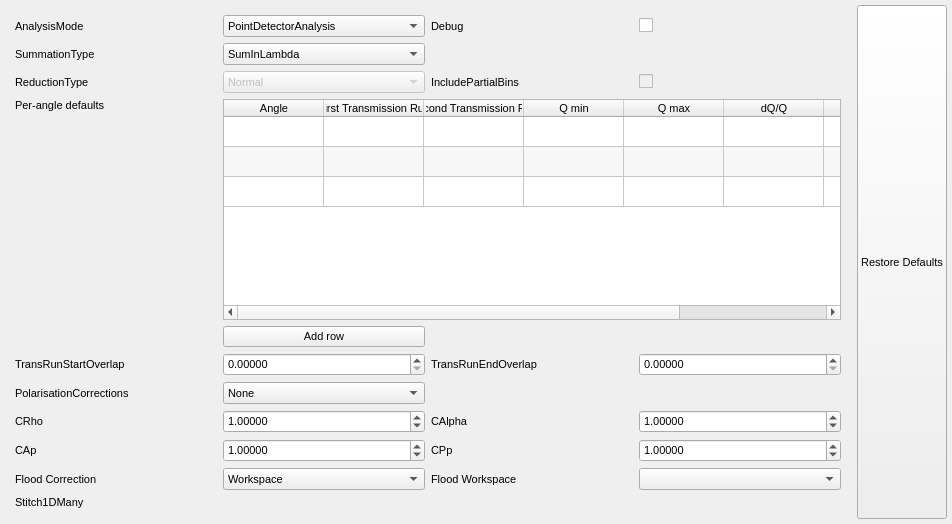
Above: qt/scientific_interfaces/ISISReflectometry/GUI/Experiment/ExperimentWidget.ui from mantidproject/mantid before the change. Below: the same form after it.
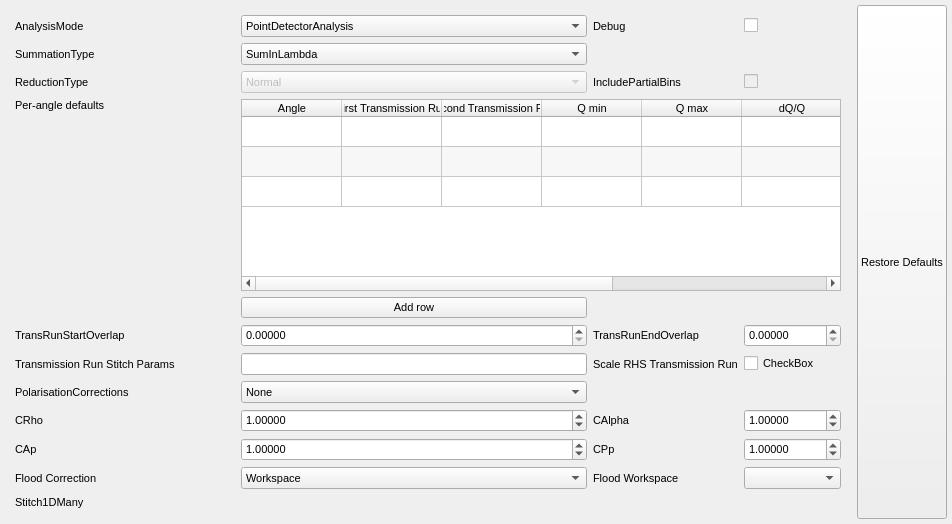
That is the form after the change. Custom widgets are drawn as their Qt base class.

Commit message:
Add new transmission property inputs to widget
Re #26063

Patch:
```diff
--- a/qt/scientific_interfaces/ISISReflectometry/GUI/Experiment/ExperimentWidget.ui
+++ b/qt/scientific_interfaces/ISISReflectometry/GUI/Experiment/ExperimentWidget.ui
@@ -40,7 +40,7 @@
     <number>5</number>
    </property>
    <item>
-    <layout class="QGridLayout" name="expSettingsGrid" rowstretch="1,1,1,1,1,1,1,1,0,0,0,0,0" columnstretch="1,1,1,1">
+    <layout class="QGridLayout" name="expSettingsGrid" rowstretch="1,0,0,0,0,0,0,0,0,0,0,0,0,0" columnstretch="1,0,0,0">
      <property name="leftMargin">
       <number>10</number>
      </property>
@@ -53,169 +53,6 @@
      <property name="bottomMargin">
       <number>10</number>
      </property>
-     <item row="1" column="0">
-      <widget class="QLabel" name="summationTypeLabel">
-       <property name="minimumSize">
-        <size>
-         <width>117</width>
-         <height>0</height>
-        </size>
-       </property>
-       <property name="text">
-        <string>SummationType</string>
-       </property>
-      </widget>
-     </item>
-     <item row="9" column="1">
-      <widget class="QDoubleSpinBox" name="CRhoEdit">
-       <property name="decimals">
-        <number>5</number>
-       </property>
-       <property name="maximum">
-        <double>100000.000000000000000</double>
-       </property>
-       <property name="value">
-        <double>1.000000000000000</double>
-       </property>
-      </widget>
-     </item>
-     <item row="7" column="0">
-      <widget class="QLabel" name="startOverlapLabel">
-       <property name="text">
-        <string>TransRunStartOverlap</string>
-       </property>
-      </widget>
-     </item>
-     <item row="9" column="3">
-      <widget class="QDoubleSpinBox" name="CAlphaEdit">
-       <property name="decimals">
-        <number>5</number>
-       </property>
-       <property name="maximum">
-        <double>100000.000000000000000</double>
-       </property>
-       <property name="value">
-        <double>1.000000000000000</double>
-       </property>
-      </widget>
-     </item>
-     <item row="7" column="1">
-      <widget class="QDoubleSpinBox" name="startOverlapEdit">
-       <property name="decimals">
-        <number>5</number>
-       </property>
-       <property name="maximum">
-        <double>100000.000000000000000</double>
-       </property>
-      </widget>
-     </item>
-     <item row="8" column="0">
-      <widget class="QLabel" name="polCorrLabel">
-       <property name="minimumSize">
-        <size>
-         <width>117</width>
-         <height>0</height>
-        </size>
-       </property>
-       <property name="text">
-        <string>PolarisationCorrections</string>
-       </property>
-      </widget>
-     </item>
-     <item row="0" column="2">
-      <widget class="QLabel" name="debugLabel">
-       <property name="text">
-        <string>Debug</string>
-       </property>
-      </widget>
-     </item>
-     <item row="10" column="3">
-      <widget class="QDoubleSpinBox" name="CPpEdit">
-       <property name="decimals">
-        <number>5</number>
-       </property>
-       <property name="maximum">
-        <double>100000.000000000000000</double>
-       </property>
-       <property name="value">
-        <double>1.000000000000000</double>
-       </property>
-      </widget>
-     </item>
-     <item row="0" column="3">
-      <widget class="QCheckBox" name="debugCheckBox">
-       <property name="text">
-        <string/>
-       </property>
-      </widget>
-     </item>
-     <item row="7" column="2">
-      <widget class="QLabel" name="endOverlapLabel">
-       <property name="minimumSize">
-        <size>
-         <width>117</width>
-         <height>0</height>
-        </size>
-       </property>
-       <property name="text">
-        <string>TransRunEndOverlap</string>
-       </property>
-      </widget>
-     </item>
-     <item row="9" column="0">
-      <widget class="QLabel" name="CRhoLabel">
-       <property name="text">
-        <string>CRho</string>
-       </property>
-      </widget>
-     </item>
-     <item row="1" column="1">
-      <widget class="QComboBox" name="summationTypeComboBox">
-       <property name="sizePolicy">
-        <sizepolicy hsizetype="Expanding" vsizetype="Fixed">
-         <horstretch>0</horstretch>
-         <verstretch>0</verstretch>
-        </sizepolicy>
-       </property>
-       <item>
-        <property name="text">
-         <string>SumInLambda</string>
-        </property>
-       </item>
-       <item>
-        <property name="text">
-         <string>SumInQ</string>
-        </property>
-       </item>
-      </widget>
-     </item>
-     <item row="0" column="0">
-      <widget class="QLabel" name="analysisModeLabel">
-       <property name="text">
-        <string>AnalysisMode</string>
-       </property>
-      </widget>
-     </item>
-     <item row="6" column="1">
-      <widget class="QPushButton" name="addPerAngleOptionsButton">
-       <property name="toolTip">
-        <string>Add another row to the per-angle options table</string>
-       </property>
-       <property name="whatsThis">
-        <string>Adds another row to the per-angle options table so that additional angles can be added</string>
-       </property>
-       <property name="text">
-        <string>Add row</string>
-       </property>
-      </widget>
-     </item>
-     <item row="7" column="3">
-      <widget class="QDoubleSpinBox" name="endOverlapEdit">
-       <property name="decimals">
-        <number>5</number>
-       </property>
-      </widget>
-     </item>
      <item row="3" column="1" rowspan="3" colspan="3">
       <widget class="QTableWidget" name="optionsTable">
        <property name="sizePolicy">
@@ -320,6 +157,159 @@
        </column>
       </widget>
      </item>
+     <item row="7" column="2">
+      <widget class="QLabel" name="endOverlapLabel">
+       <property name="minimumSize">
+        <size>
+         <width>117</width>
+         <height>0</height>
+        </size>
+       </property>
+       <property name="text">
+        <string>TransRunEndOverlap</string>
+       </property>
+      </widget>
+     </item>
+     <item row="8" column="0">
+      <widget class="QLabel" name="transmissionStitchParamsLabel">
+       <property name="text">
+        <string>Transmission Run Stitch Params</string>
+       </property>
+      </widget>
+     </item>
+     <item row="1" column="0">
+      <widget class="QLabel" name="summationTypeLabel">
+       <property name="minimumSize">
+        <size>
+         <width>117</width>
+         <height>0</height>
+        </size>
+       </property>
+       <property name="text">
+        <string>SummationType</string>
+       </property>
+      </widget>
+     </item>
+     <item row="10" column="1">
+      <widget class="QDoubleSpinBox" name="CRhoEdit">
+       <property name="decimals">
+        <number>5</number>
+       </property>
+       <property name="maximum">
+        <double>100000.000000000000000</double>
+       </property>
+       <property name="value">
+        <double>1.000000000000000</double>
+       </property>
+      </widget>
+     </item>
+     <item row="10" column="3">
+      <widget class="QDoubleSpinBox" name="CAlphaEdit">
+       <property name="decimals">
+        <number>5</number>
+       </property>
+       <property name="maximum">
+        <double>100000.000000000000000</double>
+       </property>
+       <property name="value">
+        <double>1.000000000000000</double>
+       </property>
+      </widget>
+     </item>
+     <item row="9" column="0">
+      <widget class="QLabel" name="polCorrLabel">
+       <property name="minimumSize">
+        <size>
+         <width>117</width>
+         <height>0</height>
+        </size>
+       </property>
+       <property name="text">
+        <string>PolarisationCorrections</string>
+       </property>
+      </widget>
+     </item>
+     <item row="0" column="3">
+      <widget class="QCheckBox" name="debugCheckBox">
+       <property name="text">
+        <string/>
+       </property>
+      </widget>
+     </item>
+     <item row="0" column="2">
+      <widget class="QLabel" name="debugLabel">
+       <property name="text">
+        <string>Debug</string>
+       </property>
+      </widget>
+     </item>
+     <item row="11" column="3">
+      <widget class="QDoubleSpinBox" name="CPpEdit">
+       <property name="decimals">
+        <number>5</number>
+       </property>
+       <property name="maximum">
+        <double>100000.000000000000000</double>
+       </property>
+       <property name="value">
+        <double>1.000000000000000</double>
+       </property>
+      </widget>
+     </item>
+     <item row="10" column="0">
+      <widget class="QLabel" name="CRhoLabel">
+       <property name="text">
+        <string>CRho</string>
+       </property>
+      </widget>
+     </item>
+     <item row="1" column="1">
+      <widget class="QComboBox" name="summationTypeComboBox">
+       <property name="sizePolicy">
+        <sizepolicy hsizetype="Expanding" vsizetype="Fixed">
+         <horstretch>0</horstretch>
+         <verstretch>0</verstretch>
+        </sizepolicy>
+       </property>
+       <item>
+        <property name="text">
+         <string>SumInLambda</string>
+        </property>
+       </item>
+       <item>
+        <property name="text">
+         <string>SumInQ</string>
+        </property>
+       </item>
+      </widget>
+     </item>
+     <item row="0" column="0">
+      <widget class="QLabel" name="analysisModeLabel">
+       <property name="text">
+        <string>AnalysisMode</string>
+       </property>
+      </widget>
+     </item>
+     <item row="6" column="1">
+      <widget class="QPushButton" name="addPerAngleOptionsButton">
+       <property name="toolTip">
+        <string>Add another row to the per-angle options table</string>
+       </property>
+       <property name="whatsThis">
+        <string>Adds another row to the per-angle options table so that additional angles can be added</string>
+       </property>
+       <property name="text">
+        <string>Add row</string>
+       </property>
+      </widget>
+     </item>
+     <item row="7" column="3">
+      <widget class="QDoubleSpinBox" name="endOverlapEdit">
+       <property name="decimals">
+        <number>5</number>
+       </property>
+      </widget>
+     </item>
      <item row="0" column="1">
       <widget class="QComboBox" name="analysisModeComboBox">
        <property name="sizePolicy">
@@ -350,14 +340,14 @@
        </property>
       </widget>
      </item>
-     <item row="10" column="0">
+     <item row="11" column="0">
       <widget class="QLabel" name="CApLabel">
        <property name="text">
         <string>CAp</string>
        </property>
       </widget>
      </item>
-     <item row="10" column="1">
+     <item row="11" column="1">
       <widget class="QDoubleSpinBox" name="CApEdit">
        <property name="decimals">
         <number>5</number>
@@ -370,7 +360,7 @@
        </property>
       </widget>
      </item>
-     <item row="12" column="0">
+     <item row="13" column="0">
       <widget class="QLabel" name="stitchLabel">
        <property name="text">
         <string>Stitch1DMany</string>
@@ -394,7 +384,7 @@
        </property>
       </widget>
      </item>
-     <item row="9" column="2">
+     <item row="10" column="2">
       <widget class="QLabel" name="CAlphaLabel">
        <property name="minimumSize">
         <size>
@@ -407,7 +397,10 @@
        </property>
       </widget>
      </item>
-     <item row="8" column="1">
+     <item row="12" column="3">
+      <widget class="MantidQt::MantidWidgets::WorkspaceSelector" name="floodWorkspaceWsSelector"/>
+     </item>
+     <item row="9" column="1">
       <widget class="QComboBox" name="polCorrComboBox">
        <property name="sizePolicy">
         <sizepolicy hsizetype="MinimumExpanding" vsizetype="Fixed">
@@ -437,7 +430,7 @@
        </item>
       </widget>
      </item>
-     <item row="10" column="2">
+     <item row="11" column="2">
       <widget class="QLabel" name="CPpLabel">
        <property name="minimumSize">
         <size>
@@ -450,24 +443,21 @@
        </property>
       </widget>
      </item>
-     <item row="11" column="3">
-      <widget class="MantidQt::MantidWidgets::WorkspaceSelector" name="floodWorkspaceWsSelector" native="true"/>
-     </item>
-     <item row="11" column="2">
-      <widget class="QLabel" name="floodWorkspaceWsSelectorLabel">
-       <property name="text">
-        <string>Flood Workspace</string>
-       </property>
-      </widget>
-     </item>
-     <item row="11" column="0">
+     <item row="12" column="0">
       <widget class="QLabel" name="floodCorLabel">
        <property name="text">
         <string>Flood Correction</string>
        </property>
       </widget>
      </item>
-     <item row="11" column="1">
+     <item row="12" column="2">
+      <widget class="QLabel" name="floodWorkspaceWsSelectorLabel">
+       <property name="text">
+        <string>Flood Workspace</string>
+       </property>
+      </widget>
+     </item>
+     <item row="12" column="1">
       <widget class="QComboBox" name="floodCorComboBox">
        <item>
         <property name="text">
@@ -481,19 +471,6 @@
        </item>
       </widget>
      </item>
-     <item row="2" column="0">
-      <widget class="QLabel" name="reductionTypeLabel">
-       <property name="minimumSize">
-        <size>
-         <width>117</width>
-         <height>0</height>
-        </size>
-       </property>
-       <property name="text">
-        <string>ReductionType</string>
-       </property>
-      </widget>
-     </item>
      <item row="2" column="1">
       <widget class="QComboBox" name="reductionTypeComboBox">
        <property name="enabled">
@@ -522,6 +499,53 @@
        </item>
       </widget>
      </item>
+     <item row="2" column="0">
+      <widget class="QLabel" name="reductionTypeLabel">
+       <property name="minimumSize">
+        <size>
+         <width>117</width>
+         <height>0</height>
+        </size>
+       </property>
+       <property name="text">
+        <string>ReductionType</string>
+       </property>
+      </widget>
+     </item>
+     <item row="7" column="0">
+      <widget class="QLabel" name="startOverlapLabel">
+       <property name="text">
+        <string>TransRunStartOverlap</string>
+       </property>
+      </widget>
+     </item>
+     <item row="7" column="1">
+      <widget class="QDoubleSpinBox" name="startOverlapEdit">
+       <property name="decimals">
+        <number>5</number>
+       </property>
+       <property name="maximum">
+        <double>100000.000000000000000</double>
+       </property>
+      </widget>
+     </item>
+     <item row="8" column="1">
+      <widget class="QLineEdit" name="transStitchParamsEdit"/>
+     </item>
+     <item row="8" column="2">
+      <widget class="QLabel" name="transmissionScaleRHSLabel">
+       <property name="text">
+        <string>Scale RHS Transmission Run</string>
+       </property>
+      </widget>
+     </item>
+     <item row="8" column="3">
+      <widget class="QCheckBox" name="transScaleRHSCheckBox">
+       <property name="text">
+        <string>CheckBox</string>
+       </property>
+      </widget>
+     </item>
     </layout>
    </item>
    <item>
```
The commit also changes 4 other files.
